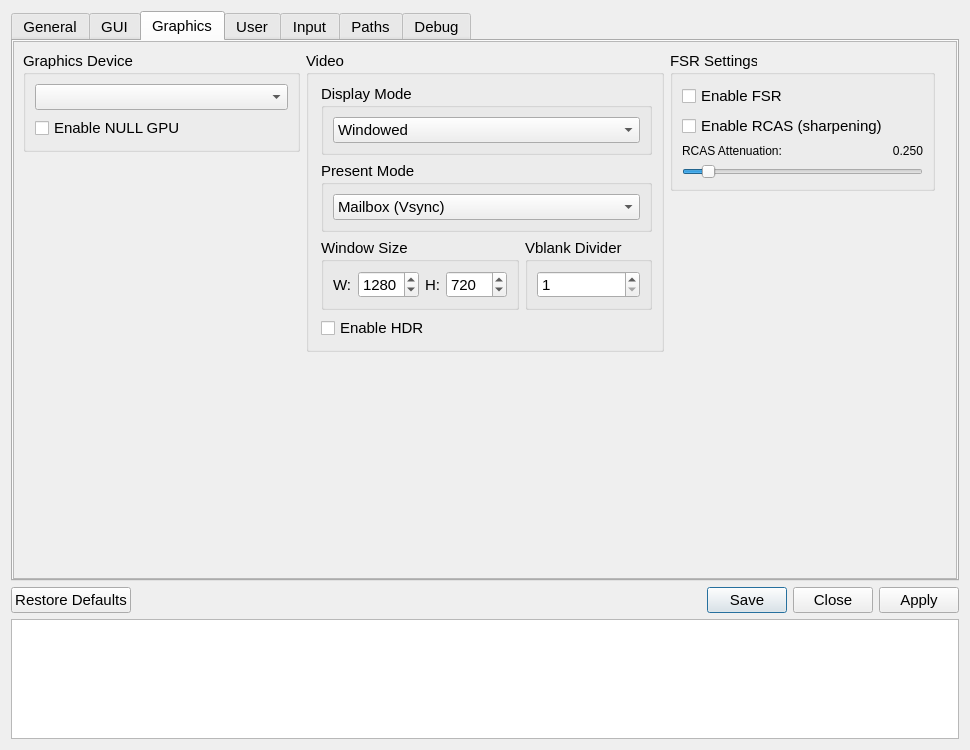
The window that src/qt_gui/settings_dialog.ui (shadps4-emu/shadPS4) describes before a commit, drawn with Qt 5.
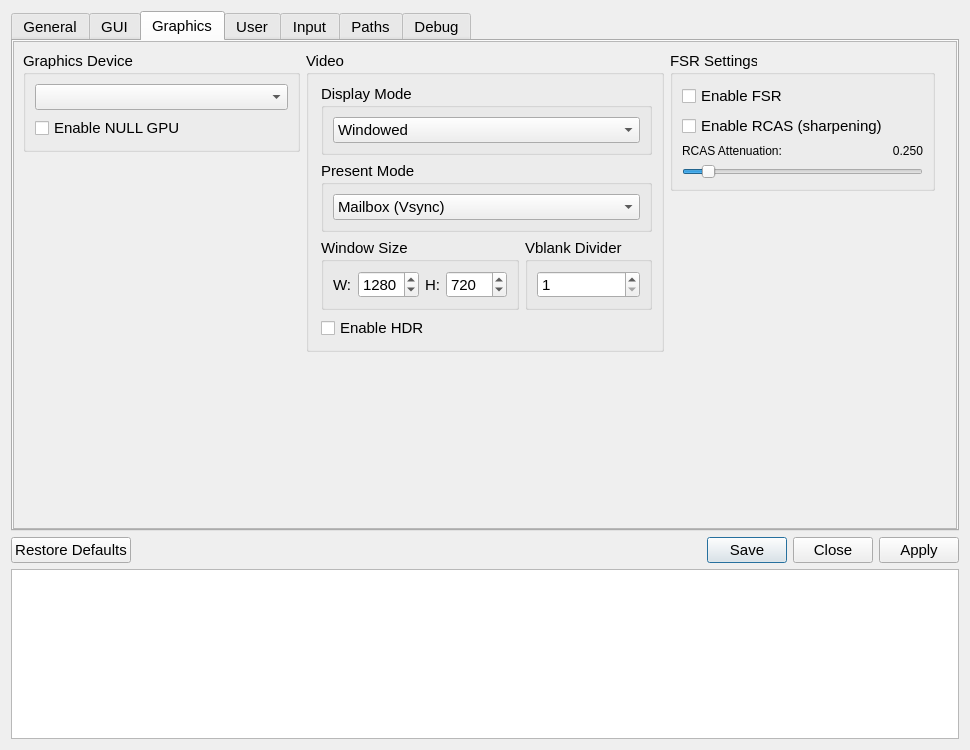
The same window after the commit. Icons and pictures are not drawn.

Patch:
```diff
--- a/src/qt_gui/settings_dialog.ui
+++ b/src/qt_gui/settings_dialog.ui
@@ -2364,7 +2364,7 @@
      <property name="maximumSize">
       <size>
        <width>16777215</width>
-       <height>120</height>
+       <height>170</height>
       </size>
      </property>
      <property name="readOnly">
```
